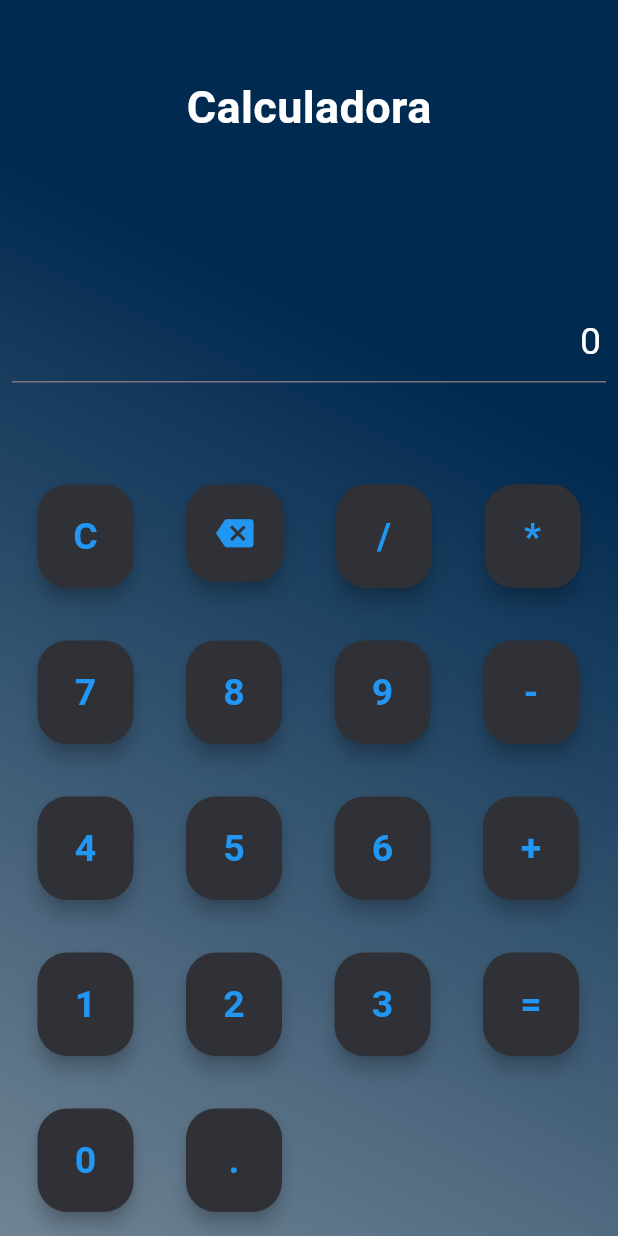
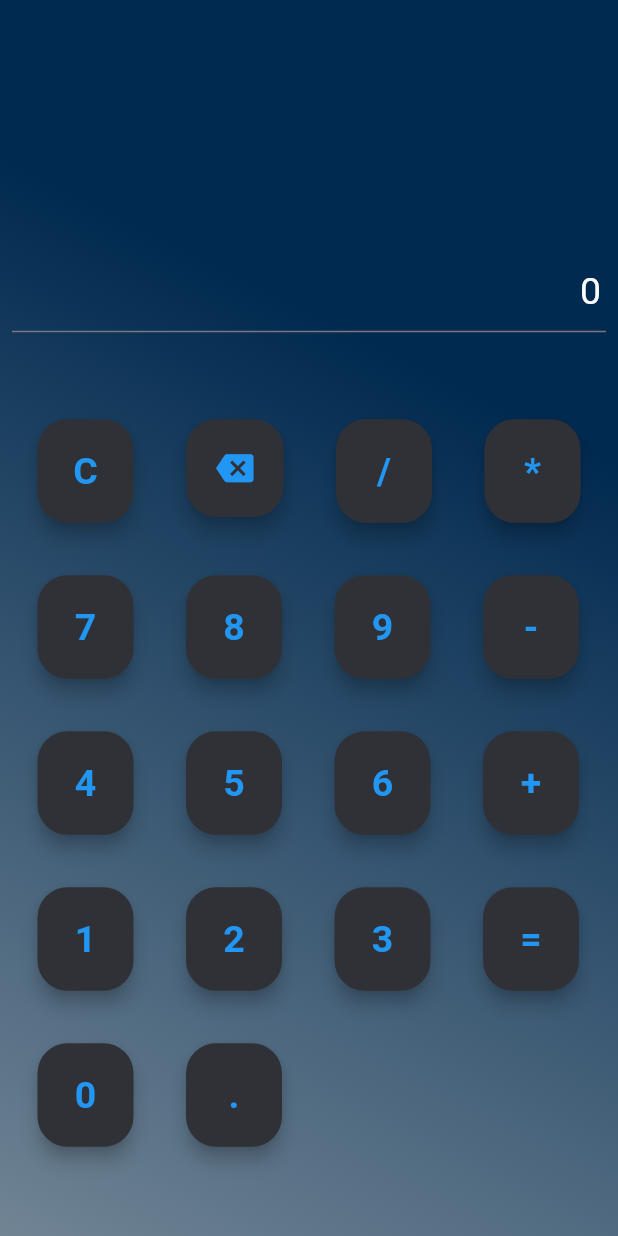
Before and after one commit to marcuslaraa/avaliacao01_calculadora, a Flutter app: the screen it shows after launch, on a phone screen of 412 x 824 dp. Run offline on Flutter 3.47's test engine with Material 3 defaults, Android fonts, the phone set to English and light mode, and no system bars; our stand-ins replace math_expressions.

Commit message:
refactor: initialize lastOperation with clear value and adjust layout spacing

```diff
--- a/lib/main.dart
+++ b/lib/main.dart
@@ -33,7 +33,7 @@ class Calculator extends StatefulWidget {
 
 class _CalculatorState extends State<Calculator> {
   final TextEditingController _controller = TextEditingController(text: '0');
-  late ButtonContentCalculator lastOperation;
+  late ButtonContentCalculator lastOperation = ButtonContentCalculator.clear;
 
   @override
   void dispose() {
@@ -168,14 +168,6 @@ class _CalculatorState extends State<Calculator> {
               mainAxisAlignment: MainAxisAlignment.center,
               children: [
                 SizedBox(height: 50),
-                Text(
-                  widget.title,
-                  style: const TextStyle(
-                    fontSize: 30,
-                    color: Colors.white,
-                    fontWeight: FontWeight.bold,
-                  ),
-                ),
                 SizedBox(height: 100),
                 Padding(
                   padding: const EdgeInsets.all(8.0),
@@ -186,7 +178,7 @@ class _CalculatorState extends State<Calculator> {
                     readOnly: true,
                   ),
                 ),
-                SizedBox(height: 60),
+                SizedBox(height: 50),
 
                 Wrap(
                   spacing: 35,
```
